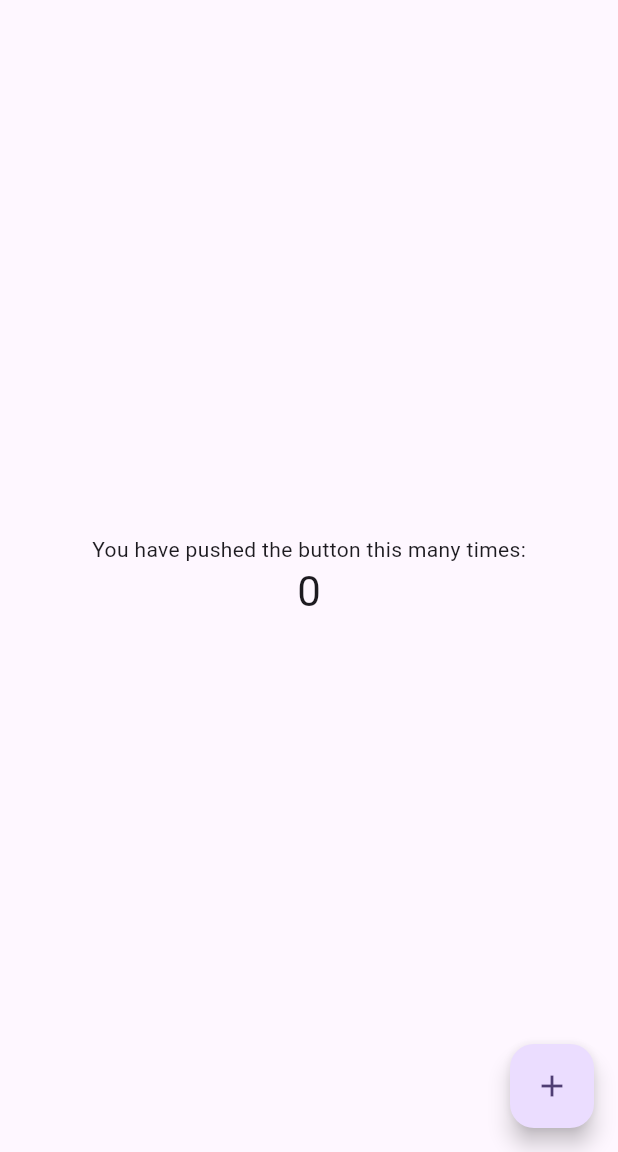
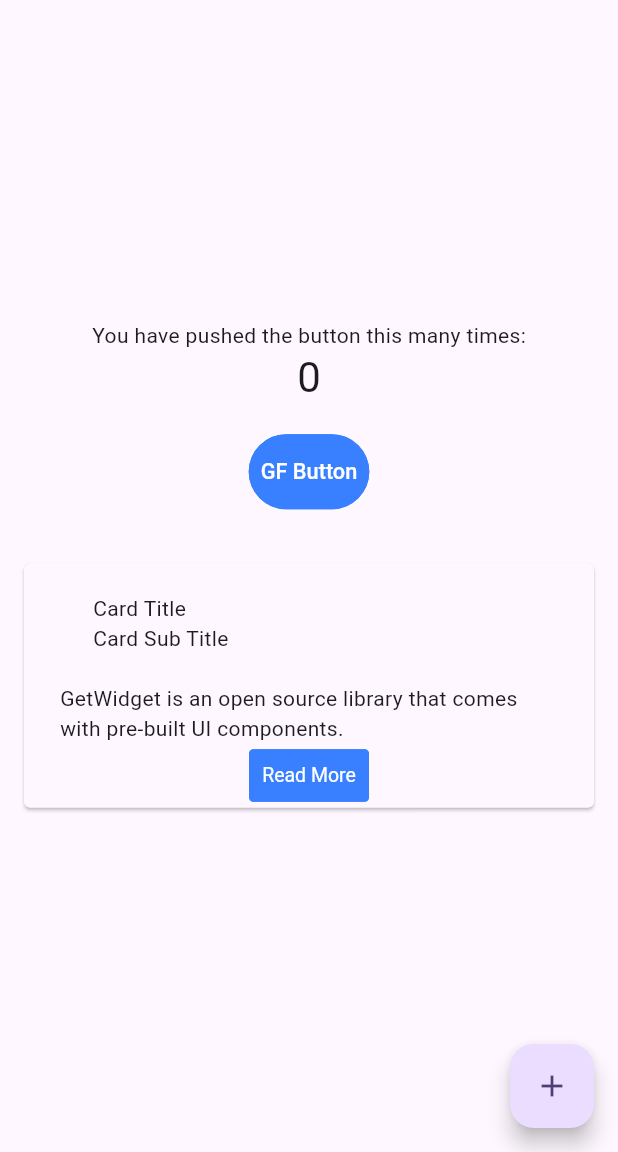
Before and after one commit to Waxmard/rinking-epp, a Flutter app: the screen it shows after launch, on a phone screen of 412 x 824 dp, the part 84-1236 px from its top. Run offline on Flutter 3.47's test engine with Material 3 defaults, Android fonts, the phone set to English and light mode, and no system bars; drawn by our look-alikes of getwidget.

Commit message:
feat: update Info.plist and add GetWidget library
Add new keys to Info.plist for indirect input events support
and disabling minimum frame duration on iPhone. Introduce
GetWidget library for enhanced UI components in main.dart,
replacing unnecessary comments with functional UI elements.
Update product bundle identifier to reflect the new app
identity and ensure correct dependencies in pubspec.yaml.

```diff
--- a/ui/lib/main.dart
+++ b/ui/lib/main.dart
@@ -1,4 +1,5 @@
 import 'package:flutter/material.dart';
+import 'package:getwidget/getwidget.dart';
 
 void main() {
   runApp(const MyApp());
@@ -86,28 +87,38 @@ class _MyHomePageState extends State<MyHomePage> {
         title: Text(widget.title),
       ),
       body: Center(
-        // Center is a layout widget. It takes a single child and positions it
-        // in the middle of the parent.
         child: Column(
-          // Column is also a layout widget. It takes a list of children and
-          // arranges them vertically. By default, it sizes itself to fit its
-          // children horizontally, and tries to be as tall as its parent.
-          //
-          // Column has various properties to control how it sizes itself and
-          // how it positions its children. Here we use mainAxisAlignment to
-          // center the children vertically; the main axis here is the vertical
-          // axis because Columns are vertical (the cross axis would be
-          // horizontal).
-          //
-          // TRY THIS: Invoke "debug painting" (choose the "Toggle Debug Paint"
-          // action in the IDE, or press "p" in the console), to see the
-          // wireframe for each widget.
           mainAxisAlignment: MainAxisAlignment.center,
           children: <Widget>[
             const Text('You have pushed the button this many times:'),
             Text(
               '$_counter',
               style: Theme.of(context).textTheme.headlineMedium,
+            ),
+            const SizedBox(height: 20),
+            GFButton(
+              onPressed: _incrementCounter,
+              text: 'GF Button',
+              shape: GFButtonShape.pills,
+              color: GFColors.PRIMARY,
+              size: GFSize.LARGE,
+            ),
+            const SizedBox(height: 20),
+            GFCard(
+              boxFit: BoxFit.cover,
+              title: GFListTile(
+                title: const Text('Card Title'),
+                subTitle: const Text('Card Sub Title'),
+              ),
+              content: const Text('GetWidget is an open source library that comes with pre-built UI components.'),
+              buttonBar: GFButtonBar(
+                children: <Widget>[
+                  GFButton(
+                    onPressed: () {},
+                    text: 'Read More',
+                  ),
+                ],
+              ),
             ),
           ],
         ),
--- a/ui/pubspec.yaml
+++ b/ui/pubspec.yaml
@@ -34,6 +34,7 @@ dependencies:
   # The following adds the Cupertino Icons font to your application.
   # Use with the CupertinoIcons class for iOS style icons.
   cupertino_icons: ^1.0.8
+  getwidget: ^6.0.0
 
 dev_dependencies:
   flutter_test:
```
Also changed, not shown: ui/pubspec.lock, 2 other files.
